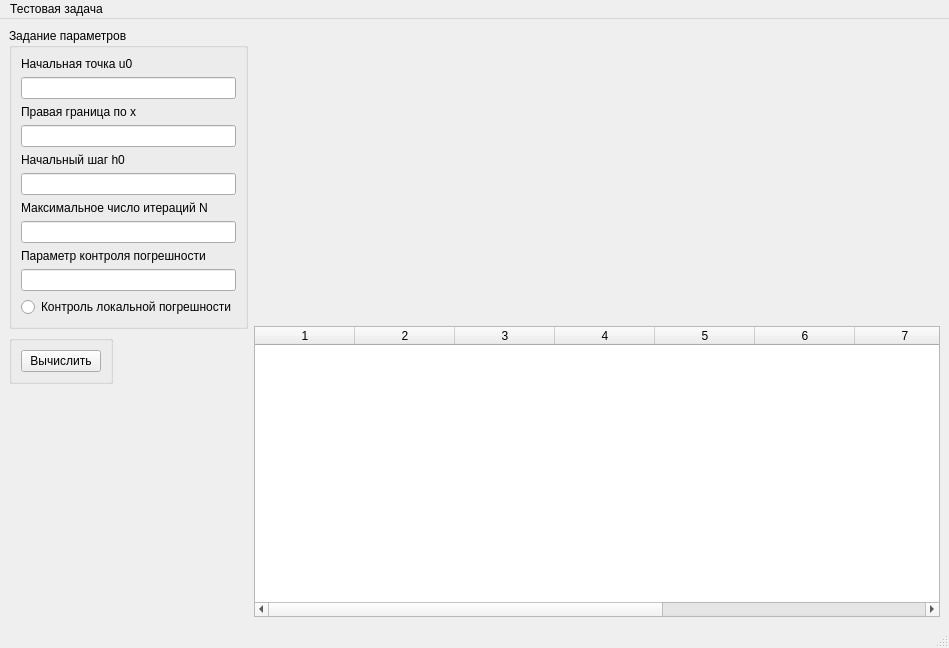
oleg-w570/NumericalMethods, file LabApp/mainwindow.ui: the form before one commit.
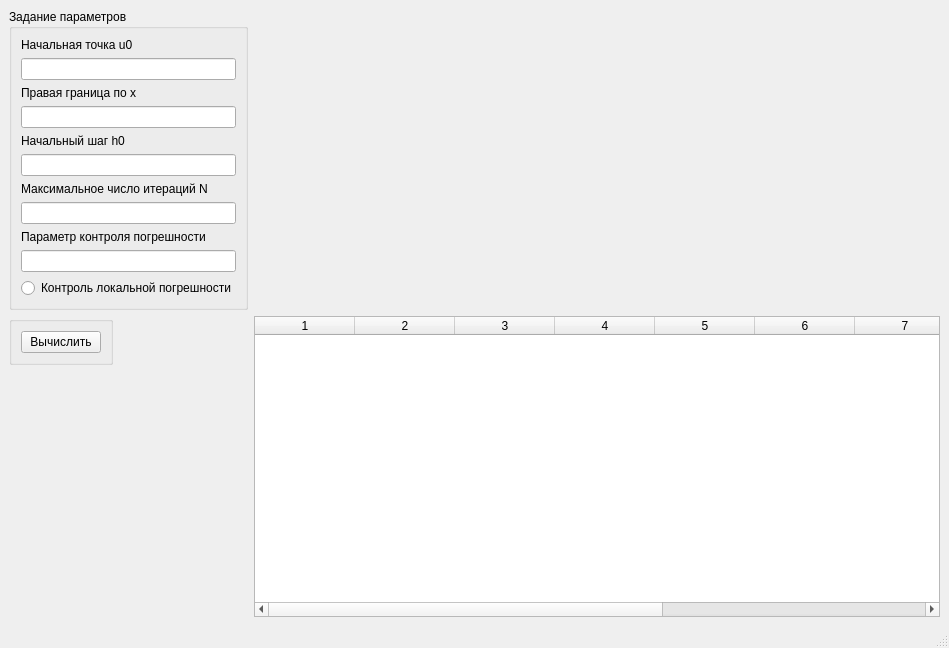
The form after the commit. Custom widgets are drawn as their Qt base class.

The edit to the form file:
```diff
--- a/LabApp/mainwindow.ui
+++ b/LabApp/mainwindow.ui
@@ -198,22 +198,6 @@
     </item>
    </layout>
   </widget>
-  <widget class="QMenuBar" name="menubar">
-   <property name="geometry">
-    <rect>
-     <x>0</x>
-     <y>0</y>
-     <width>949</width>
-     <height>26</height>
-    </rect>
-   </property>
-   <widget class="QMenu" name="menu">
-    <property name="title">
-     <string>Тестовая задача</string>
-    </property>
-   </widget>
-   <addaction name="menu"/>
-  </widget>
   <widget class="QStatusBar" name="statusbar"/>
  </widget>
  <customwidgets>
```
